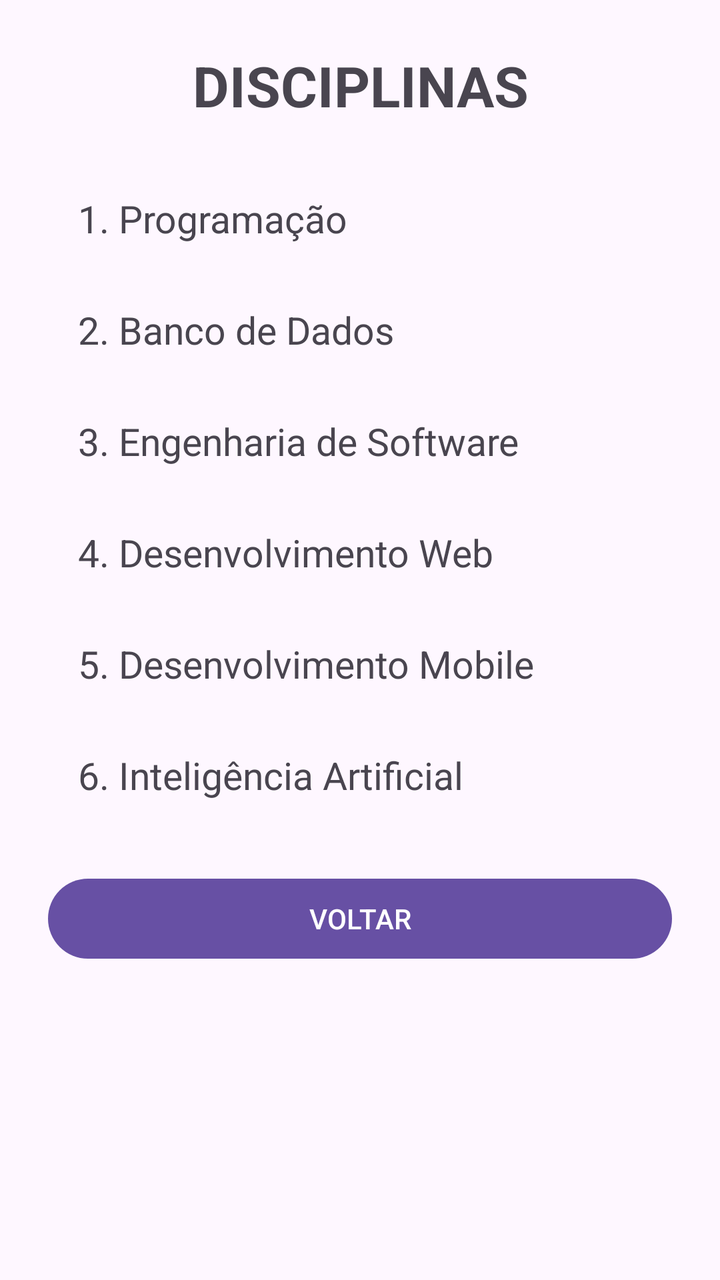
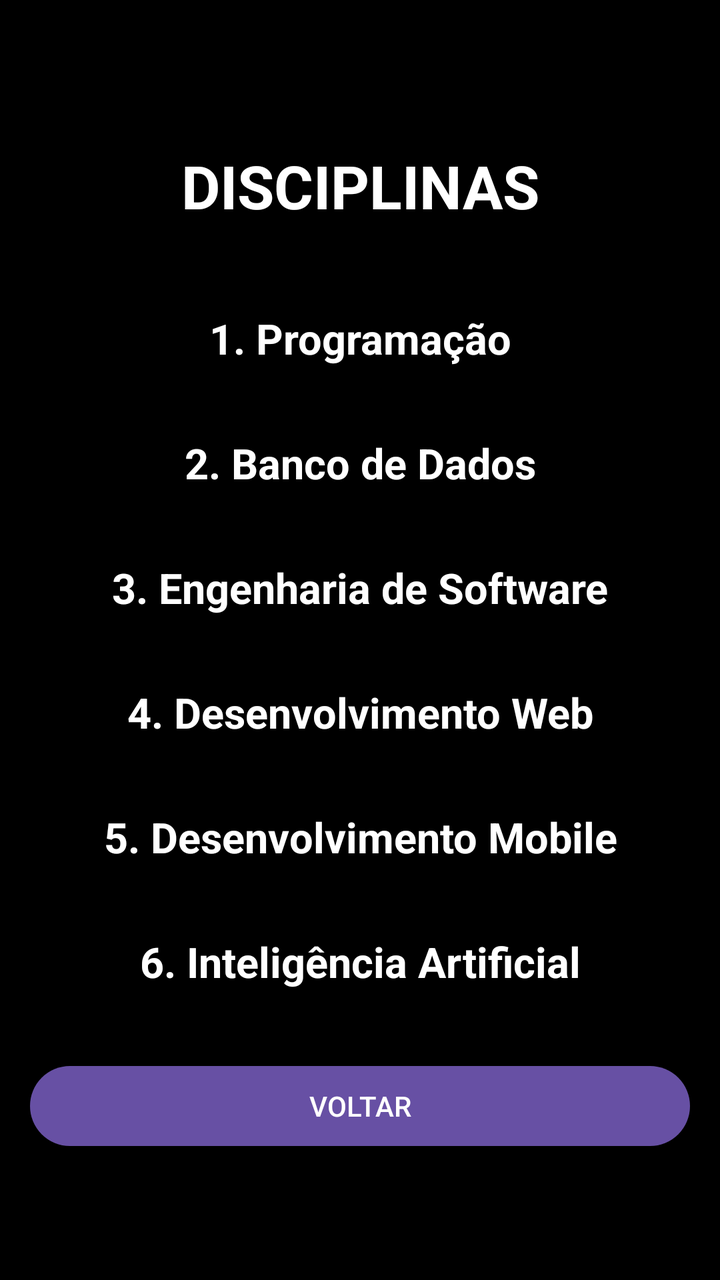

Two renders of the same Android screen: before a commit and after it. Below are the layout's source before the change and the commit's diff.
<!-- AndroidManifest.xml: application theme Theme.MeuCurso -->
<!-- res/layout/activity_disciplinas.xml -->
<?xml version="1.0" encoding="utf-8"?>
<ScrollView xmlns:android="http://schemas.android.com/apk/res/android"
    android:layout_width="match_parent"
    android:layout_height="match_parent">

    <LinearLayout
        android:layout_width="match_parent"
        android:layout_height="wrap_content"
        android:orientation="vertical"
        android:padding="24dp">

        <TextView
            android:layout_width="match_parent"
            android:layout_height="wrap_content"
            android:text="DISCIPLINAS"
            android:textSize="28sp"
            android:textStyle="bold"
            android:gravity="center"
            android:layout_marginBottom="20dp" />

        <TextView
            android:layout_width="match_parent"
            android:layout_height="wrap_content"
            android:text="1. Programação"
            android:textSize="19sp"
            android:padding="15dp" />

        <TextView
            android:layout_width="match_parent"
            android:layout_height="wrap_content"
            android:text="2. Banco de Dados"
            android:textSize="19sp"
            android:padding="15dp" />

        <TextView
            android:layout_width="match_parent"
            android:layout_height="wrap_content"
            android:text="3. Engenharia de Software"
            android:textSize="19sp"
            android:padding="15dp" />

        <TextView
            android:layout_width="match_parent"
            android:layout_height="wrap_content"
            android:text="4. Desenvolvimento Web"
            android:textSize="19sp"
            android:padding="15dp" />

        <TextView
            android:layout_width="match_parent"
            android:layout_height="wrap_content"
            android:text="5. Desenvolvimento Mobile"
            android:textSize="19sp"
            android:padding="15dp" />

        <TextView
            android:layout_width="match_parent"
            android:layout_height="wrap_content"
            android:text="6. Inteligência Artificial"
            android:textSize="19sp"
            android:padding="15dp" />

        <Button
            android:id="@+id/btnVoltar"
            android:layout_width="match_parent"
            android:layout_height="wrap_content"
            android:text="VOLTAR"
            android:layout_marginTop="20dp" />

    </LinearLayout>

</ScrollView>
<!-- resources referenced by this layout -->
<resources>
  <style name="Theme.MeuCurso" parent="Base.Theme.MeuCurso" />
  <style name="Base.Theme.MeuCurso" parent="Theme.Material3.DayNight.NoActionBar">
          
          
      </style>
</resources>

<!-- the commit's change to res/layout/activity_disciplinas.xml (unified diff, before → after) -->
@@ -1,71 +1,107 @@
 <?xml version="1.0" encoding="utf-8"?>
 <ScrollView xmlns:android="http://schemas.android.com/apk/res/android"
     android:layout_width="match_parent"
-    android:layout_height="match_parent">
+    android:layout_height="match_parent"
+    android:background="#000000"
+    android:fillViewport="true">
 
     <LinearLayout
         android:layout_width="match_parent"
-        android:layout_height="wrap_content"
+        android:layout_height="match_parent"
         android:orientation="vertical"
-        android:padding="24dp">
+        android:background="#000000"
+        android:padding="15dp"
+        android:gravity="center">
 
         <TextView
             android:layout_width="match_parent"
             android:layout_height="wrap_content"
             android:text="DISCIPLINAS"
-            android:textSize="28sp"
+            android:textColor="#FFFFFF"
+            android:textSize="30sp"
             android:textStyle="bold"
             android:gravity="center"
-            android:layout_marginBottom="20dp" />
+            android:padding="10dp"
+            android:layout_marginBottom="18dp" />
 
         <TextView
+            android:id="@+id/txtProgramacao"
             android:layout_width="match_parent"
             android:layout_height="wrap_content"
             android:text="1. Programação"
-            android:textSize="19sp"
-            android:padding="15dp" />
+            android:textSize="21sp"
+            android:textStyle="bold"
+            android:textColor="#FFFFFF"
+            android:gravity="center"
+            android:padding="14dp"
+            android:layout_marginBottom="6dp" />
 
         <TextView
+            android:id="@+id/txtBancoDados"
             android:layout_width="match_parent"
             android:layout_height="wrap_content"
             android:text="2. Banco de Dados"
-            android:textSize="19sp"
-            android:padding="15dp" />
+            android:textSize="21sp"
+            android:textStyle="bold"
+            android:textColor="#FFFFFF"
+            android:gravity="center"
+            android:padding="14dp"
+            android:layout_marginBottom="6dp" />
 
         <TextView
+            android:id="@+id/txtEngenharia"
             android:layout_width="match_parent"
             android:layout_height="wrap_content"
             android:text="3. Engenharia de Software"
-            android:textSize="19sp"
-            android:padding="15dp" />
+            android:textSize="21sp"
+            android:textStyle="bold"
+            android:textColor="#FFFFFF"
+            android:gravity="center"
+            android:padding="14dp"
+            android:layout_marginBottom="6dp" />
 
         <TextView
+            android:id="@+id/txtDesenvolvimentoWeb"
             android:layout_width="match_parent"
             android:layout_height="wrap_content"
             android:text="4. Desenvolvimento Web"
-            android:textSize="19sp"
-            android:padding="15dp" />
+            android:textSize="21sp"
+            android:textStyle="bold"
+            android:textColor="#FFFFFF"
+            android:gravity="center"
+            android:padding="14dp"
+            android:layout_marginBottom="6dp" />
 
         <TextView
+            android:id="@+id/txtDesenvolvimentoMobile"
             android:layout_width="match_parent"
             android:layout_height="wrap_content"
             android:text="5. Desenvolvimento Mobile"
-            android:textSize="19sp"
-            android:padding="15dp" />
+            android:textSize="21sp"
+            android:textStyle="bold"
+            android:textColor="#FFFFFF"
+            android:gravity="center"
+            android:padding="14dp"
+            android:layout_marginBottom="6dp" />
 
         <TextView
+            android:id="@+id/txtInteligenciaArtificial"
             android:layout_width="match_parent"
             android:layout_height="wrap_content"
             android:text="6. Inteligência Artificial"
-            android:textSize="19sp"
-            android:padding="15dp" />
+            android:textSize="21sp"
+            android:textStyle="bold"
+            android:textColor="#FFFFFF"
+            android:gravity="center"
+            android:padding="14dp"
+            android:layout_marginBottom="15dp" />
 
         <Button
             android:id="@+id/btnVoltar"
             android:layout_width="match_parent"
             android:layout_height="wrap_content"
             android:text="VOLTAR"
-            android:layout_marginTop="20dp" />
+            android:layout_marginTop="5dp" />
 
     </LinearLayout>
 
